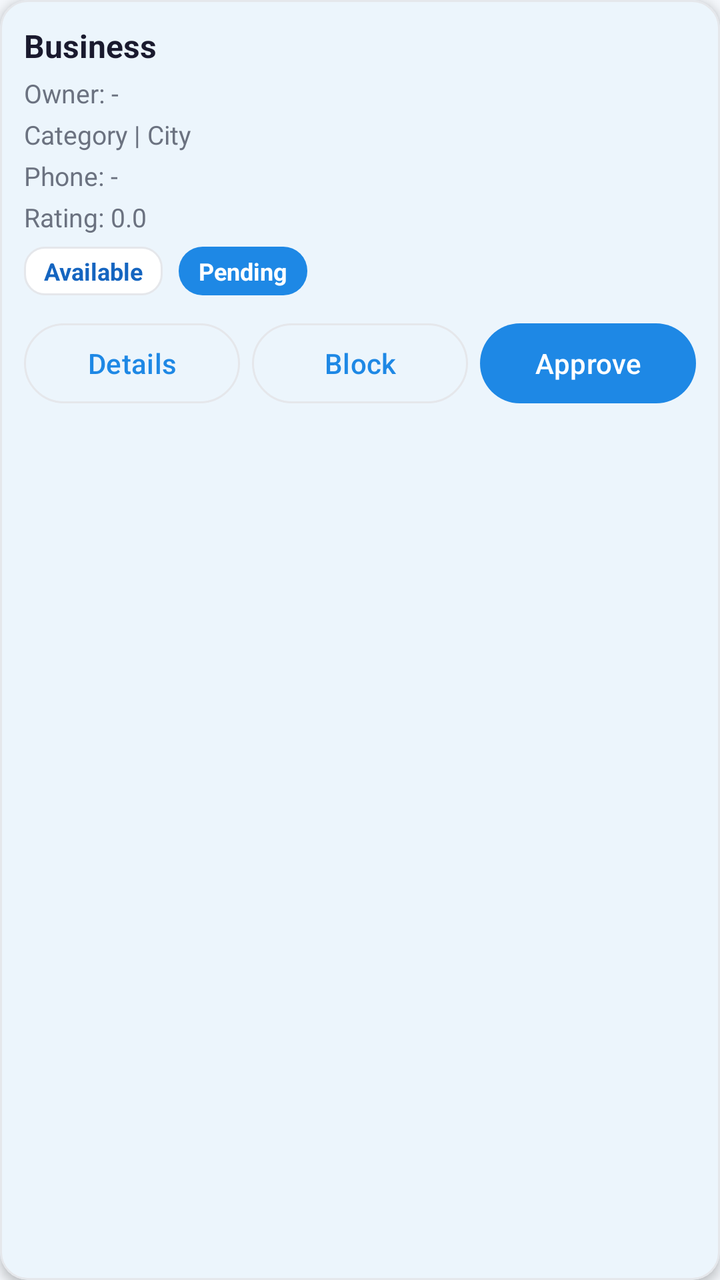
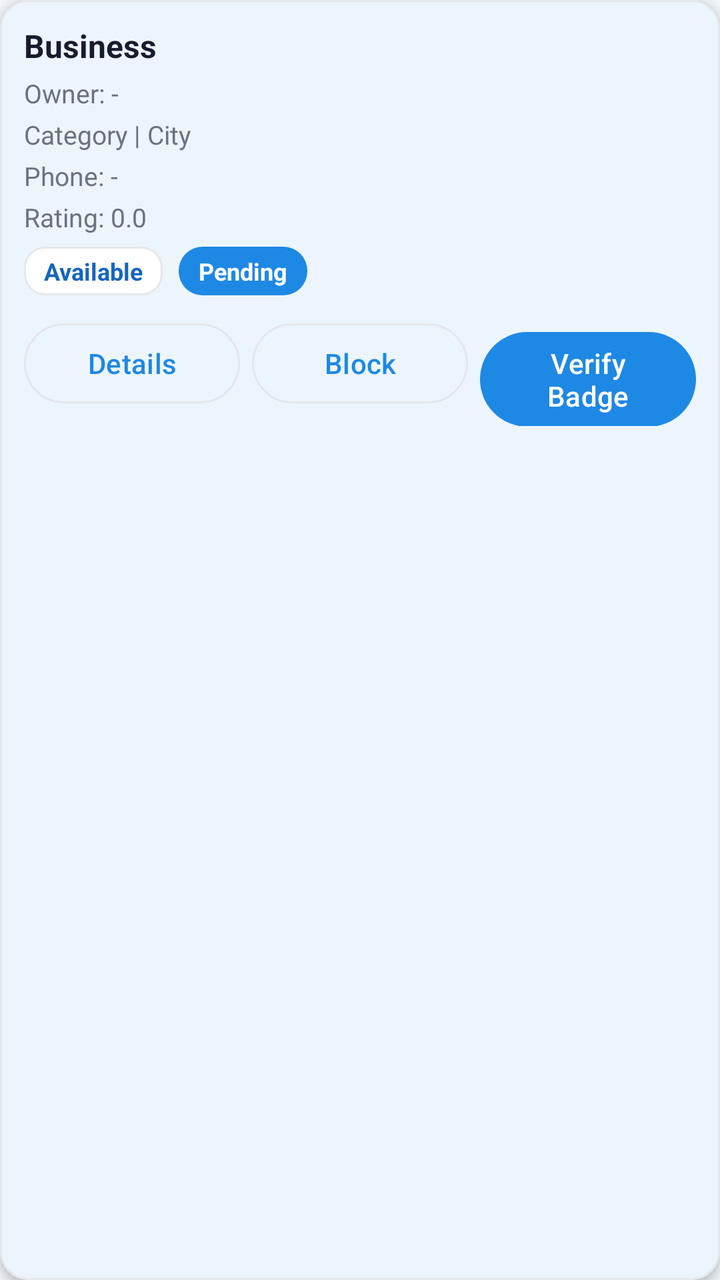

Compare the two renders of this Android layout. The source of the first and the diff that turns it into the second are given below.
<!-- AndroidManifest.xml: application theme Theme.QuickFix -->
<!-- res/layout/item_admin_provider_profile.xml -->
<?xml version="1.0" encoding="utf-8"?>
<com.google.android.material.card.MaterialCardView
    xmlns:android="http://schemas.android.com/apk/res/android"
    xmlns:app="http://schemas.android.com/apk/res-auto"
    android:layout_width="match_parent"
    android:layout_height="wrap_content"
    android:layout_marginStart="12dp"
    android:layout_marginTop="8dp"
    android:layout_marginEnd="12dp"
    android:layout_marginBottom="2dp"
    app:cardBackgroundColor="@color/card_bg"
    app:cardCornerRadius="14dp"
    app:cardElevation="3dp">

    <LinearLayout
        android:layout_width="match_parent"
        android:layout_height="wrap_content"
        android:orientation="vertical"
        android:padding="12dp">

        <TextView
            android:id="@+id/tvBusinessName"
            android:layout_width="match_parent"
            android:layout_height="wrap_content"
            android:text="Business"
            android:textColor="@color/text_primary"
            android:textSize="16sp"
            android:textStyle="bold" />

        <TextView
            android:id="@+id/tvOwnerName"
            android:layout_width="match_parent"
            android:layout_height="wrap_content"
            android:layout_marginTop="4dp"
            android:text="Owner: -"
            android:textColor="@color/text_secondary"
            android:textSize="13sp" />

        <TextView
            android:id="@+id/tvCategoryCity"
            android:layout_width="match_parent"
            android:layout_height="wrap_content"
            android:layout_marginTop="3dp"
            android:text="Category | City"
            android:textColor="@color/text_secondary"
            android:textSize="13sp" />

        <TextView
            android:id="@+id/tvPhone"
            android:layout_width="match_parent"
            android:layout_height="wrap_content"
            android:layout_marginTop="3dp"
            android:text="Phone: -"
            android:textColor="@color/text_secondary"
            android:textSize="13sp" />

        <TextView
            android:id="@+id/tvRating"
            android:layout_width="match_parent"
            android:layout_height="wrap_content"
            android:layout_marginTop="3dp"
            android:text="Rating: 0.0"
            android:textColor="@color/text_secondary"
            android:textSize="13sp" />

        <LinearLayout
            android:layout_width="match_parent"
            android:layout_height="wrap_content"
            android:layout_marginTop="6dp"
            android:gravity="center_vertical"
            android:orientation="horizontal">

            <TextView
                android:id="@+id/tvAvailable"
                android:layout_width="wrap_content"
                android:layout_height="wrap_content"
                android:background="@drawable/bg_city_chip"
                android:paddingStart="10dp"
                android:paddingTop="4dp"
                android:paddingEnd="10dp"
                android:paddingBottom="4dp"
                android:text="Available"
                android:textColor="@color/primary_dark"
                android:textSize="12sp"
                android:textStyle="bold" />

            <TextView
                android:id="@+id/tvApproved"
                android:layout_width="wrap_content"
                android:layout_height="wrap_content"
                android:layout_marginStart="8dp"
                android:background="@drawable/bg_stat_blue"
                android:paddingStart="10dp"
                android:paddingTop="4dp"
                android:paddingEnd="10dp"
                android:paddingBottom="4dp"
                android:text="Pending"
                android:textColor="@android:color/white"
                android:textSize="12sp"
                android:textStyle="bold" />
        </LinearLayout>

        <LinearLayout
            android:layout_width="match_parent"
            android:layout_height="wrap_content"
            android:layout_marginTop="10dp"
            android:orientation="horizontal"
            android:weightSum="3">

            <com.google.android.material.button.MaterialButton
                android:id="@+id/btnDetails"
                style="@style/Widget.Material3.Button.OutlinedButton"
                android:layout_width="0dp"
                android:layout_height="wrap_content"
                android:layout_weight="1"
                android:text="Details"
                android:textAllCaps="false" />

            <com.google.android.material.button.MaterialButton
                android:id="@+id/btnBlockUnblock"
                style="@style/Widget.Material3.Button.OutlinedButton"
                android:layout_width="0dp"
                android:layout_height="wrap_content"
                android:layout_marginStart="6dp"
                android:layout_weight="1"
                android:text="Block"
                android:textAllCaps="false" />

            <com.google.android.material.button.MaterialButton
                android:id="@+id/btnApprove"
                style="@style/Widget.Material3.Button"
                android:layout_width="0dp"
                android:layout_height="wrap_content"
                android:layout_marginStart="6dp"
                android:layout_weight="1"
                android:text="Approve"
                android:textAllCaps="false" />
        </LinearLayout>
    </LinearLayout>

</com.google.android.material.card.MaterialCardView>
<!-- resources referenced by this layout -->
<resources>
  <color name="card_bg">#FFFFFF</color>
  <color name="primary_dark">#1565C0</color>
  <color name="text_primary">#1A1A2E</color>
  <color name="text_secondary">#6B7280</color>
  <!-- drawable bg_city_chip (drawable) -->
  <?xml version="1.0" encoding="utf-8"?>
  <shape xmlns:android="http://schemas.android.com/apk/res/android"
      android:shape="rectangle">
      <solid android:color="@color/card_bg" />
      <stroke android:width="1dp" android:color="@color/divider" />
      <corners android:radius="10dp" />
  </shape>
  <!-- drawable bg_stat_blue (drawable) -->
  <?xml version="1.0" encoding="utf-8"?>
  <shape xmlns:android="http://schemas.android.com/apk/res/android"
      android:shape="rectangle">
      <corners android:radius="12dp" />
      <solid android:color="#1E88E5" />
  </shape>
  <style name="Theme.QuickFix" parent="Base.Theme.QuickFix" />
  <color name="divider">#E5E7EB</color>
  <color name="primary">#1E88E5</color>
  <color name="accent_green">#43A047</color>
  <color name="screen_background">#F4F7FB</color>
  <color name="surface_variant">#F5F7FA</color>
  <style name="Theme.QuickFix.AdminDialog" parent="ThemeOverlay.Material3.MaterialAlertDialog">
          <item name="colorSurface">@color/card_bg</item>
          <item name="colorOnSurface">@color/text_primary</item>
          <item name="colorOutline">@color/divider</item>
      </style>
  <style name="Theme.QuickFix.BottomSheet" parent="ThemeOverlay.Material3.BottomSheetDialog">
          <item name="colorSurface">@color/card_bg</item>
          <item name="colorOnSurface">@color/text_primary</item>
          <item name="android:colorBackground">@color/card_bg</item>
      </style>
  <style name="Widget.QuickFix.Button" parent="Widget.Material3.Button">
          <item name="backgroundTint">@color/primary</item>
          <item name="android:textColor">@color/white</item>
      </style>
  <style name="Widget.QuickFix.Chip.Filter" parent="Widget.Material3.Chip.Filter">
          <item name="chipBackgroundColor">@color/surface_variant</item>
          <item name="android:textColor">@color/text_primary</item>
          <item name="checkedIconTint">@color/primary</item>
      </style>
  <style name="Widget.QuickFix.TextInputLayout" parent="Widget.Material3.TextInputLayout.OutlinedBox">
          <item name="boxBackgroundColor">@color/input_background</item>
          <item name="boxStrokeColor">@color/input_stroke</item>
          <item name="boxStrokeErrorColor">@color/error_red</item>
          <item name="hintTextColor">@color/input_hint</item>
          <item name="startIconTint">@color/input_icon</item>
          <item name="endIconTint">@color/input_icon</item>
          <item name="boxStrokeWidthFocused">2dp</item>
      </style>
  <color name="white">#FFFFFFFF</color>
  <color name="input_background">#FFFFFF</color>
  <color name="input_stroke">#1E88E5</color>
  <color name="error_red">#D32F2F</color>
  <color name="input_hint">#6B7280</color>
  <color name="input_icon">#455A64</color>
  <!-- unchanged entries left out for length: 1 -->
</resources>

<!-- the commit's change to res/layout/item_admin_provider_profile.xml (unified diff, before → after) -->
@@ -127,13 +127,13 @@
                 android:textAllCaps="false" />
 
             <com.google.android.material.button.MaterialButton
-                android:id="@+id/btnApprove"
+                android:id="@+id/btnVerifyBadge"
                 style="@style/Widget.Material3.Button"
                 android:layout_width="0dp"
                 android:layout_height="wrap_content"
                 android:layout_marginStart="6dp"
                 android:layout_weight="1"
-                android:text="Approve"
+                android:text="Verify Badge"
                 android:textAllCaps="false" />
         </LinearLayout>
     </LinearLayout>
